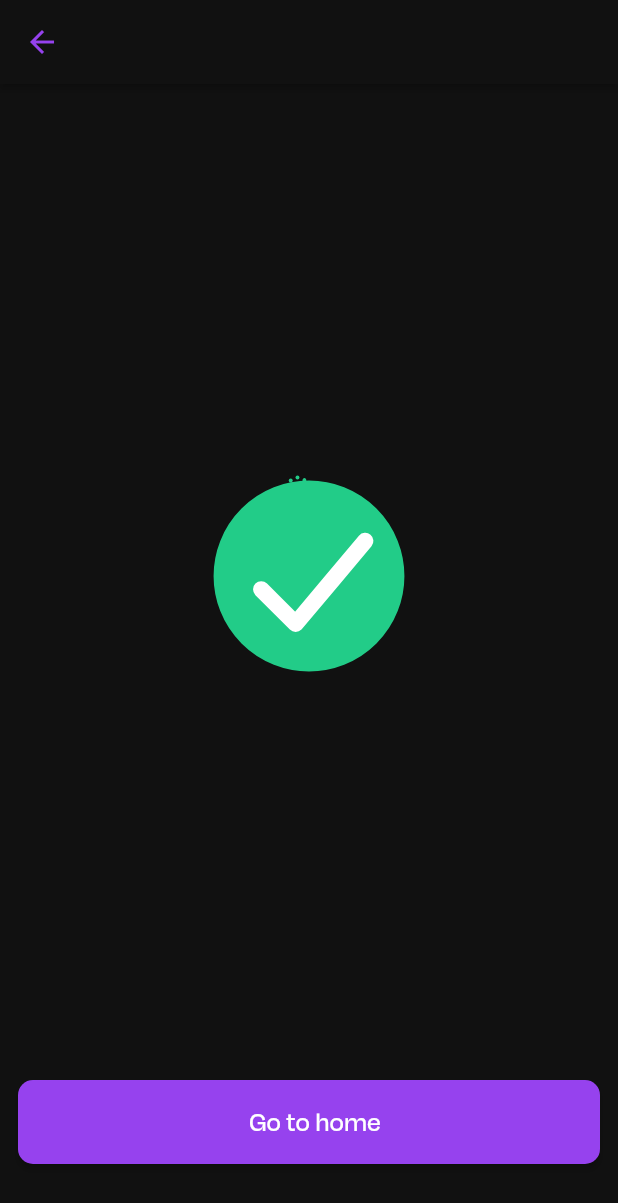
After one commit to AyushBherwani1998/sync, a Flutter app: the EventConfirmationPage screen opened directly, on a phone screen of 412 x 824 dp. The commit adds this screen. Shown: the top 1203 px of the screen. Run offline on Flutter 3.47's test engine with Material 2 defaults, Android fonts, the phone set to English and light mode, and no system bars; our stand-ins replace bot_toast, cached_network_image, convert, dartx, equatable, flutter_svg and 11 more; missing offline and left inert: ens_dart, random_avatar, web3dart; accounts and stored records are empty.

Commit message:
add loading state and success state for event addition

```diff
--- /dev/null
+++ b/client/flutter_calendar/lib/home/guest/event_confirmation_page.dart
@@ -0,0 +1,55 @@
+import 'package:flutter/material.dart';
+import 'package:flutter_calendar/config/sync_lottie.dart';
+import 'package:flutter_calendar/constants.dart';
+import 'package:flutter_calendar/home/host/host_home_page.dart';
+import 'package:flutter_calendar/utils/crypto_utils.dart';
+import 'package:flutter_calendar/web3/sync/models/sync_event.dart';
+import 'package:flutter_calendar/widgets/sync_button.dart';
+import 'package:hive_flutter/hive_flutter.dart';
+import 'package:intl/intl.dart';
+import 'package:lottie/lottie.dart';
+import 'package:velocity_x/velocity_x.dart';
+
+class EventConfirmationPage extends StatefulWidget {
+  const EventConfirmationPage({
+    Key? key,
+  }) : super(key: key);
+
+  @override
+  State<EventConfirmationPage> createState() => _EventConfirmationPageState();
+}
+
+class _EventConfirmationPageState extends State<EventConfirmationPage> {
+  late String hostAddress;
+  @override
+  void initState() {
+    // TODO: implement initState
+    super.initState();
+  }
+
+  @override
+  Widget build(BuildContext context) {
+    return Scaffold(
+      appBar: AppBar(),
+      body: Column(
+        children: [
+          const Spacer(),
+          Lottie.asset(SyncLottie.done, height: 200),
+          const Spacer(),
+          SyncButton(
+            label: "Go to home",
+            onTap: () {
+              Navigator.pushAndRemoveUntil(context, MaterialPageRoute(
+                builder: (context) {
+                  Hive.box(SyncConstant.hostAddressBox).clear();
+                  return const HostHomePage();
+                },
+              ), (route) => false);
+            },
+          ),
+          40.heightBox,
+        ],
+      ),
+    );
+  }
+}
```
Also changed, not shown: client/flutter_calendar/lib/home/guest/event_loading_page.dart (added, +52 -0 lines), client/flutter_calendar/lib/home/host/host_home_page.dart (+26 -4 lines).
